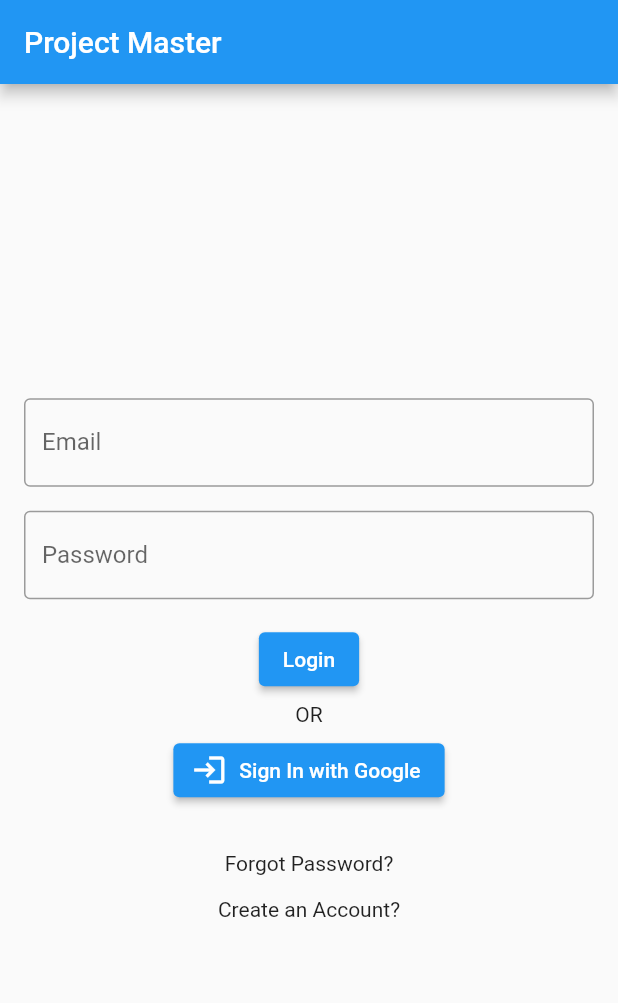
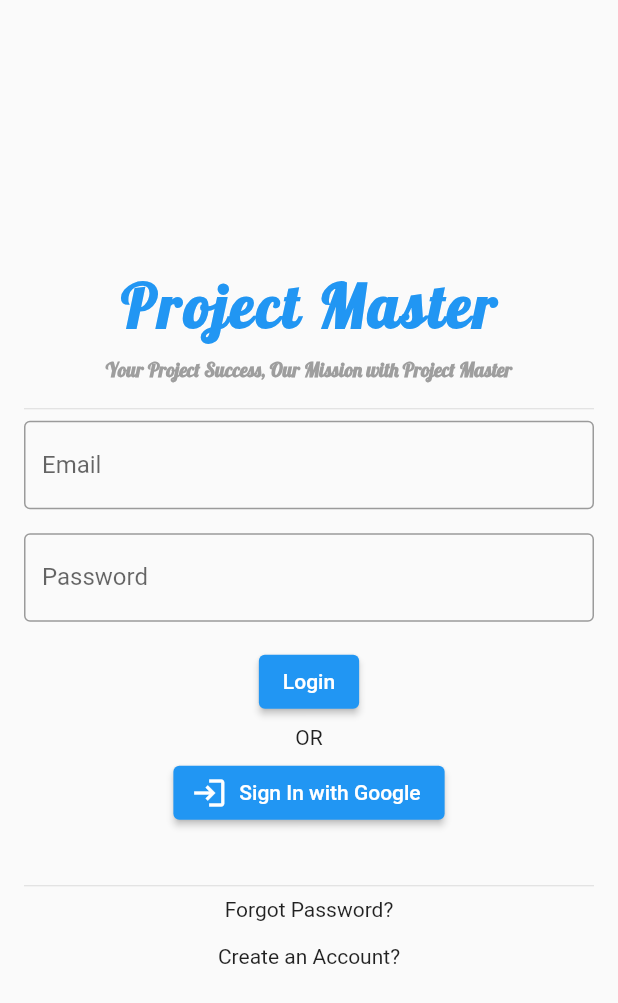
Before and after one commit to limwlee/ProjectMaster, a Flutter app: the screen it shows after launch, on a phone screen of 412 x 824 dp. Shown: the top 1003 px of the screen. Run offline on Flutter 3.47's test engine with Material 2 defaults, Android fonts, the phone set to English and light mode, and no system bars; drawn by our look-alikes of animated_text_kit; our stand-ins replace cloud_firestore, firebase_auth, firebase_core, firebase_storage, google_fonts, google_sign_in and 3 more; missing offline and left inert: google_ml_kit; accounts and stored records are empty.

Commit message:
Project Master Ver.1.3

```diff
--- a/lib/login_page.dart
+++ b/lib/login_page.dart
@@ -1,9 +1,12 @@
+
 import 'package:flutter/material.dart';
 import 'package:firebase_auth/firebase_auth.dart';
 import 'package:google_sign_in/google_sign_in.dart';
 import 'package:project_master/forgot_password_page.dart';
 import 'package:project_master/main_page.dart';
 import 'package:project_master/registration_page.dart';
+import 'package:animated_text_kit/animated_text_kit.dart';
+import 'package:google_fonts/google_fonts.dart';
 
 class LoginPage extends StatefulWidget {
   const LoginPage({Key? key}) : super(key: key);
@@ -20,13 +23,12 @@ class _LoginPageState extends State<LoginPage> {
 
   String _loginError = '';
 
-
   @override
   Widget build(BuildContext context) {
     return Scaffold(
-      appBar: AppBar(
-        title: const Text('Project Master'),
-      ),
+      // appBar: AppBar(
+      //   title: const Text('Project Master'),
+      // ),
       body: Center(
         child: SingleChildScrollView(
           child: Padding(
@@ -34,6 +36,42 @@ class _LoginPageState extends State<LoginPage> {
             child: Column(
               mainAxisAlignment: MainAxisAlignment.center,
               children: [
+                AnimatedTextKit(
+                  animatedTexts: [
+                    WavyAnimatedText(
+                      'Project Master',
+                      textStyle: GoogleFonts.lobster(
+                        textStyle: TextStyle(
+                          color: Colors.blue,
+                          fontSize: 40,
+                          letterSpacing: 2,
+                          fontWeight: FontWeight.bold,
+                        )
+                      )
+                    )
+                  ],
+                  repeatForever: true,
+                ),
+                SizedBox(height: 10,),
+                AnimatedTextKit(
+                  animatedTexts: [
+                    TyperAnimatedText(
+                      'Your Project Success, Our Mission with Project Master',
+                      textStyle: GoogleFonts.lobster(
+                        color: Colors.grey,
+                        fontSize: 13,
+                        fontWeight: FontWeight.bold,
+                      ),
+                      speed: const Duration(milliseconds: 100),
+                    ),
+                  ],
+                  repeatForever: true,
+                  pause: const Duration(milliseconds: 2000),
+                  displayFullTextOnTap: true,
+                  stopPauseOnTap: true,
+                ),
+                SizedBox(height: 10,),
+                Divider(),
                 TextField(
                   controller: _emailController,
                   keyboardType: TextInputType.emailAddress,
@@ -58,7 +96,9 @@ class _LoginPageState extends State<LoginPage> {
                     final String password = _passwordController.text;
 
                     try {
-                      final UserCredential userCredential = await FirebaseAuth.instance.signInWithEmailAndPassword(
+                      final UserCredential userCredential = await FirebaseAuth
+                          .instance
+                          .signInWithEmailAndPassword(
                         email: email,
                         password: password,
                       );
@@ -73,7 +113,8 @@ class _LoginPageState extends State<LoginPage> {
                         // Handle unverified user (optional)
                         ScaffoldMessenger.of(context).showSnackBar(
                           SnackBar(
-                            content: Text('Email not verified. Please verify your email.'),
+                            content: Text(
+                                'Email not verified. Please verify your email.'),
                           ),
                         );
                       }
@@ -82,7 +123,8 @@ class _LoginPageState extends State<LoginPage> {
                       print('Login error: $e');
                       ScaffoldMessenger.of(context).showSnackBar(
                         SnackBar(
-                          content: Text('Login failed. Please check your credentials.'),
+                          content: Text(
+                              'Login failed. Please check your credentials.'),
                         ),
                       );
                     }
@@ -98,6 +140,7 @@ class _LoginPageState extends State<LoginPage> {
                   label: Text('Sign In with Google'),
                 ),
                 SizedBox(height: 30),
+                Divider(),
                 Column(
                   mainAxisAlignment: MainAxisAlignment.center,
                   children: [
@@ -128,15 +171,18 @@ class _LoginPageState extends State<LoginPage> {
       ),
     );
   }
+
   Future<void> _signInWithGoogle() async {
     try {
-      final GoogleSignInAccount? googleSignInAccount = await _googleSignIn.signIn();
+      final GoogleSignInAccount? googleSignInAccount =
+          await _googleSignIn.signIn();
       if (googleSignInAccount == null) {
         // User canceled the Google Sign-In process
         return;
       }
 
-      final GoogleSignInAuthentication googleSignInAuthentication = await googleSignInAccount.authentication;
+      final GoogleSignInAuthentication googleSignInAuthentication =
+          await googleSignInAccount.authentication;
       final AuthCredential credential = GoogleAuthProvider.credential(
         accessToken: googleSignInAuthentication.accessToken,
         idToken: googleSignInAuthentication.idToken,
@@ -144,13 +190,14 @@ class _LoginPageState extends State<LoginPage> {
 
       await _googleSignIn.signOut();
 
-      final UserCredential userCredential = await _auth.signInWithCredential(credential);
+      final UserCredential userCredential =
+          await _auth.signInWithCredential(credential);
 
       if (userCredential.user != null) {
         Navigator.of(context).pushReplacement(MaterialPageRoute(
           builder: (context) => MainPage(),
         ));
-      }else {
+      } else {
         setState(() {
           _loginError = 'Google Sign-In failed. Please try again.';
         });
@@ -162,5 +209,4 @@ class _LoginPageState extends State<LoginPage> {
       });
     }
   }
-
 }
--- a/pubspec.yaml
+++ b/pubspec.yaml
@@ -46,6 +46,8 @@ dependencies:
   flutter_local_notifications: ^16.1.0
   google_mlkit_text_recognition: ^0.10.0
   google_ml_kit: ^0.16.2
+  animated_text_kit: ^4.2.2
+  google_fonts: ^6.1.0
 
 
 
```
Also changed, not shown: lib/pages/home_page.dart (+17 -2 lines), lib/pages/progress_page.dart (+21 -6 lines), lib/pages/setting_page.dart (+17 -1 lines), lib/pages/tasks_page.dart (+36 -21 lines), lib/project_page.dart (+7 -7 lines), pubspec.lock, 1 other file.
